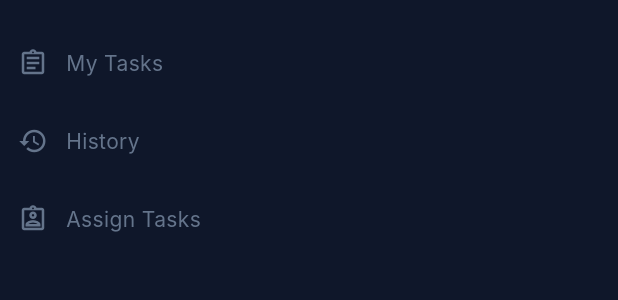
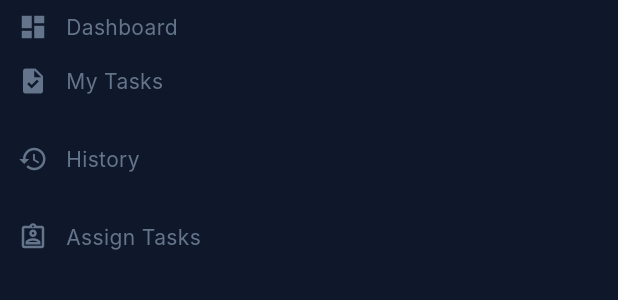
Before and after one commit to Srinivas-Unity3D/Task_Management_Frontend, a Flutter app: the NavigationMenu widget shown alone on an empty page, opened directly with empty values, on a phone screen of 412 x 824 dp. Shown: the top 300 px of the screen. Run offline on Flutter 3.47's test engine with Material 3 defaults, Android fonts, the phone set to English and light mode, and no system bars; our stand-ins replace intl_phone_number_input, shared_preferences; accounts and stored records are empty; network calls fail; Roboto replaces fonts that are missing (Inter).

Commit message:
added dashboard menu button

```diff
--- a/lib/screens/dashboard_screen.dart
+++ b/lib/screens/dashboard_screen.dart
@@ -812,6 +812,9 @@ class _DashboardScreenState extends State<DashboardScreen> {
                       onMyTasksPressed: () => _switchView(ViewState.myTasks),
                       onHistoryPressed: () => _switchView(ViewState.history),
                       onAssignTasksPressed: () => _switchView(ViewState.assignTasks),
+                      onDashboardPressed: () {
+                        // Already on dashboard, no action needed
+                      },
                     ),
                   ),
                   // Content Area
--- a/lib/widgets/dashboard/navigation_menu.dart
+++ b/lib/widgets/dashboard/navigation_menu.dart
@@ -5,21 +5,27 @@ class NavigationMenu extends StatelessWidget {
   final VoidCallback onMyTasksPressed;
   final VoidCallback onHistoryPressed;
   final VoidCallback onAssignTasksPressed;
+  final VoidCallback onDashboardPressed;
 
   const NavigationMenu({
     Key? key,
     required this.onMyTasksPressed,
     required this.onHistoryPressed,
     required this.onAssignTasksPressed,
+    required this.onDashboardPressed,
   }) : super(key: key);
 
   @override
   Widget build(BuildContext context) {
     return Column(
       children: [
-        const SizedBox(height: 24),
         _buildMenuItem(
-          icon: Icons.assignment_outlined,
+          icon: Icons.dashboard,
+          label: 'Dashboard',
+          onTap: onDashboardPressed,
+        ),
+        _buildMenuItem(
+          icon: Icons.task,
           label: 'My Tasks',
           onTap: onMyTasksPressed,
         ),
--- a/lib/widgets/dashboard/profile_section.dart
+++ b/lib/widgets/dashboard/profile_section.dart
@@ -9,6 +9,7 @@ class ProfileSection extends StatelessWidget {
   final VoidCallback onMyTasksPressed;
   final VoidCallback onHistoryPressed;
   final VoidCallback onAssignTasksPressed;
+  final VoidCallback onDashboardPressed;
 
   const ProfileSection({
     Key? key,
@@ -17,6 +18,7 @@ class ProfileSection extends StatelessWidget {
     required this.onMyTasksPressed,
     required this.onHistoryPressed,
     required this.onAssignTasksPressed,
+    required this.onDashboardPressed,
   }) : super(key: key);
 
   @override
@@ -91,6 +93,7 @@ class ProfileSection extends StatelessWidget {
             onMyTasksPressed: onMyTasksPressed,
             onHistoryPressed: onHistoryPressed,
             onAssignTasksPressed: onAssignTasksPressed,
+            onDashboardPressed: onDashboardPressed,
           ),
         ],
       ),
```
